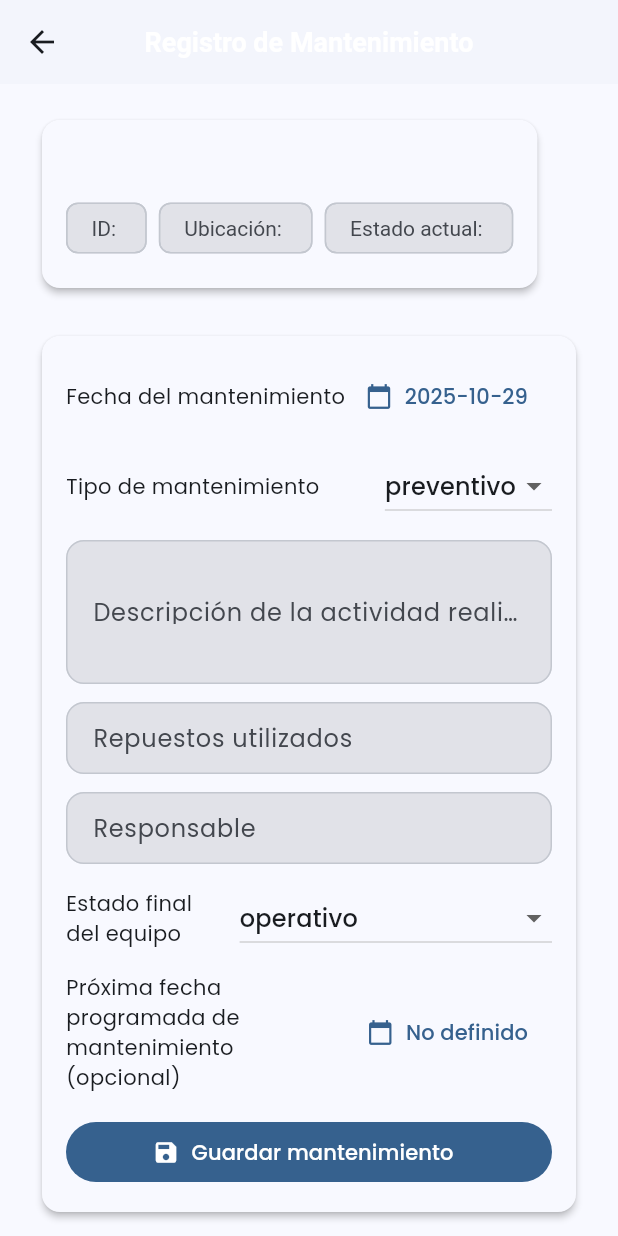
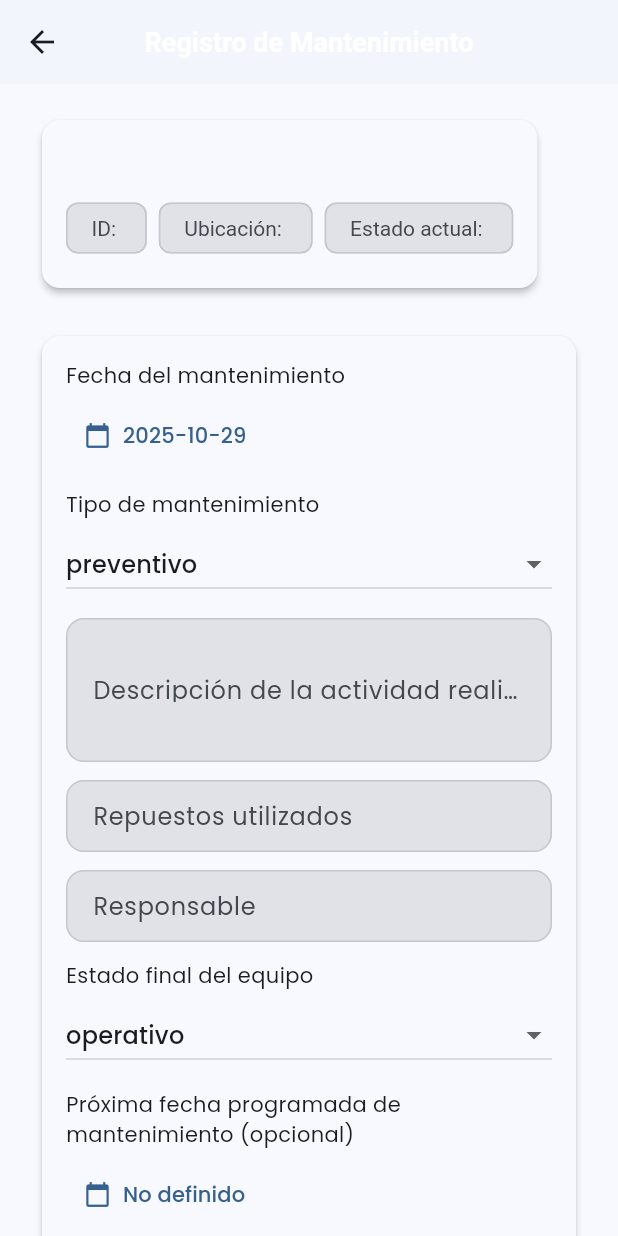
Before and after one commit to JacoboSolarte/Proyecto_flutter, a Flutter app: the MaintenanceFormPage screen opened directly with empty values, on a phone screen of 412 x 824 dp. Run offline on Flutter 3.47's test engine with Material 3 defaults, Android fonts, the phone set to English and light mode, and no system bars; our stand-ins replace file_picker, flutter_dotenv, flutter_riverpod, google_fonts, image_picker, qr_flutter and 1 more; missing offline and left inert: file_saver, mobile_scanner; accounts and stored records are empty.

Commit message:
actulizacion responsive

```diff
--- a/lib/features/equipment/presentation/pages/equipment_form_page.dart
+++ b/lib/features/equipment/presentation/pages/equipment_form_page.dart
@@ -157,14 +157,16 @@ class _EquipmentFormPageState extends ConsumerState<EquipmentFormPage> {
                   ),
                   const SizedBox(height: 12),
                 ],
-                Row(
+                // Botones responsivos para evitar overflow horizontal en móviles
+                Wrap(
+                  spacing: 12,
+                  runSpacing: 8,
                   children: [
                     ElevatedButton.icon(
                       icon: const Icon(Icons.upload_file),
                       label: const Text('Seleccionar imagen'),
                       onPressed: _pickFromFiles,
                     ),
-                    const SizedBox(width: 12),
                     ElevatedButton.icon(
                       icon: const Icon(Icons.photo_camera),
                       label: const Text('Tomar foto'),
--- a/lib/features/equipment/presentation/pages/maintenance_form_page.dart
+++ b/lib/features/equipment/presentation/pages/maintenance_form_page.dart
@@ -236,11 +236,29 @@ class _DateField extends StatelessWidget {
     final text = value == null
         ? 'No definido'
         : '${value!.year}-${value!.month.toString().padLeft(2, '0')}-${value!.day.toString().padLeft(2, '0')}';
+    return LayoutBuilder(
+      builder: (context, constraints) {
+        final isNarrow = constraints.maxWidth < 360;
+        if (isNarrow) {
+          return Column(
+            crossAxisAlignment: CrossAxisAlignment.start,
+            children: [
+              Text(label),
+              const SizedBox(height: 6),
+              Align(
+                alignment: Alignment.centerLeft,
+                child: TextButton.icon(onPressed: onPick, icon: const Icon(Icons.calendar_today), label: Text(text)),
+              ),
+            ],
+          );
+        }
         return Row(
           children: [
             Expanded(child: Text(label)),
             TextButton.icon(onPressed: onPick, icon: const Icon(Icons.calendar_today), label: Text(text)),
           ],
+        );
+      },
     );
   }
 }
@@ -259,6 +277,24 @@ class _DropdownField extends StatelessWidget {
 
   @override
   Widget build(BuildContext context) {
+    return LayoutBuilder(
+      builder: (context, constraints) {
+        final isNarrow = constraints.maxWidth < 360;
+        if (isNarrow) {
+          return Column(
+            crossAxisAlignment: CrossAxisAlignment.start,
+            children: [
+              Text(label),
+              const SizedBox(height: 6),
+              DropdownButton<String>(
+                value: value,
+                isExpanded: true,
+                items: items.map((e) => DropdownMenuItem(value: e, child: Text(e))).toList(),
+                onChanged: onChanged,
+              ),
+            ],
+          );
+        }
         return Row(
           children: [
             Expanded(child: Text(label)),
@@ -269,6 +305,8 @@ class _DropdownField extends StatelessWidget {
               onChanged: onChanged,
             ),
           ],
+        );
+      },
     );
   }
 }
```
Also changed, not shown: lib/features/equipment/presentation/pages/equipment_header_page.dart (+17 -1 lines), lib/features/equipment/presentation/pages/equipment_list_page.dart (+10 -4 lines), lib/features/equipment/presentation/widgets/equipment_card.dart (+19 -3 lines). Lines whose indentation alone changed are shown as unchanged.
